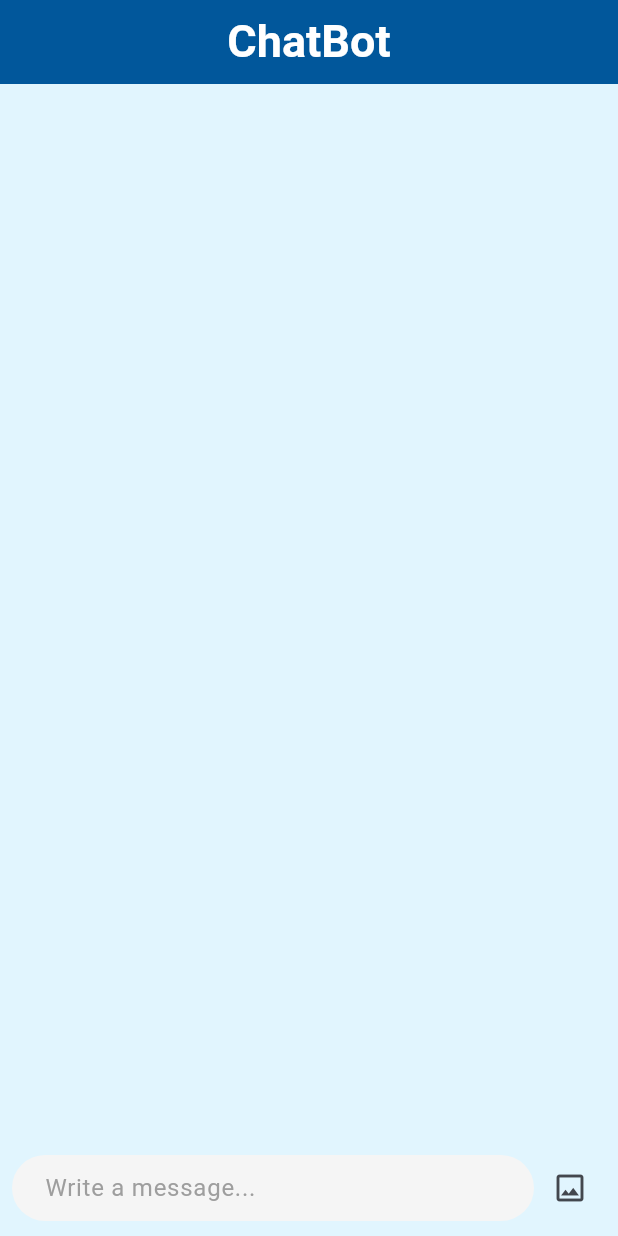
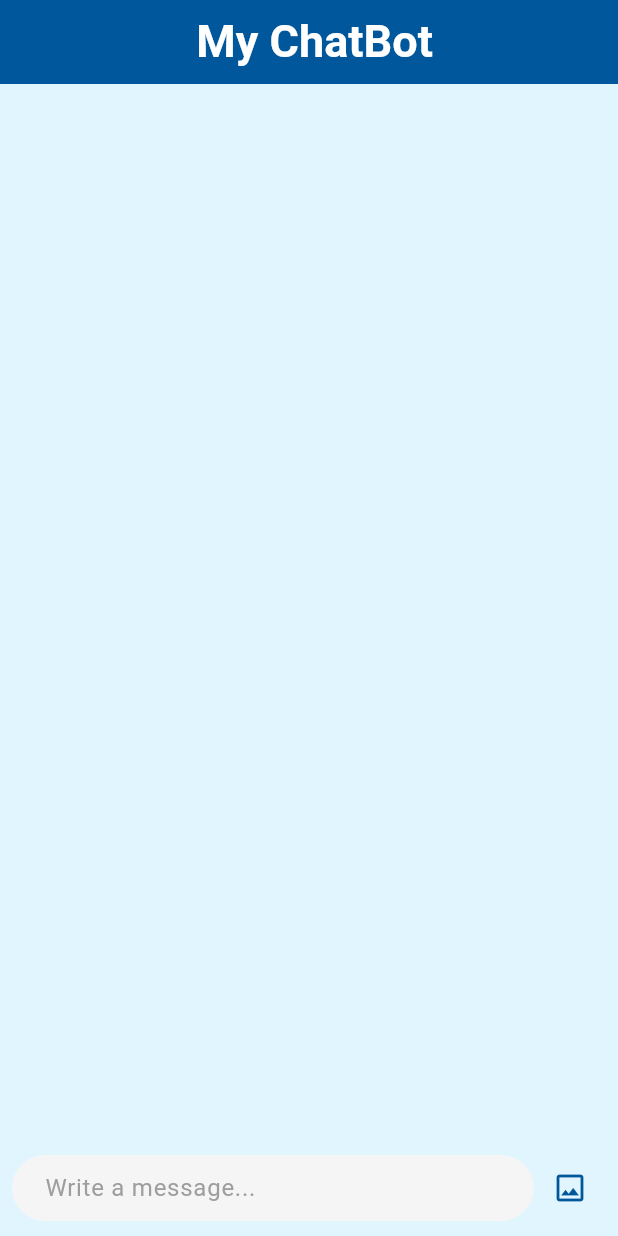
Before and after one commit to upadhyayravi023/Flutter_Tasks_-2025-, a Flutter app: the screen it shows after launch, after a tap on the "image" icon, on a phone screen of 412 x 824 dp. Run offline on Flutter 3.47's test engine with Material 3 defaults, Android fonts, the phone set to English and light mode, and no system bars; drawn by our look-alikes of dash_chat_2; our stand-ins replace flutter_dotenv, flutter_gemini, image_picker.

Commit message:
UI changes

```diff
--- a/chatbot_task2/lib/main.dart
+++ b/chatbot_task2/lib/main.dart
@@ -1,7 +1,5 @@
-
 import 'dart:io';
 import 'dart:typed_data';
-
 import 'package:dash_chat_2/dash_chat_2.dart';
 import 'package:flutter/material.dart';
 import 'package:flutter_dotenv/flutter_dotenv.dart';
@@ -11,8 +9,13 @@ import 'package:image_picker/image_picker.dart';
 
 void main() async {
   WidgetsFlutterBinding.ensureInitialized();
+  try{
+    await dotenv.load(fileName: ".env");
+  }catch(e){
+    print("FATAL: Error loading .env file: $e");
+    return;
+  }
 
-  await dotenv.load(fileName: ".env");
   final String apiKey = dotenv.env['API_KEY']!;
   Gemini.init(apiKey: apiKey);
 
@@ -37,15 +40,17 @@ class homePage extends StatefulWidget {
   State<homePage> createState() => _homePageState();
 }
 class _homePageState extends State<homePage>{
+  List<Content> chatHistory=[];
   final Gemini gemini = Gemini.instance;
-  ChatUser currentUser = ChatUser(id: "1", firstName: "You" );
+  ChatUser currentUser = ChatUser(id: "1", firstName: "You" ,profileImage:"assets/images/user.avif" );
   ChatUser bot = ChatUser(id: "2", firstName: "Gemini", profileImage: "assets/images/gemini.avif" );
   List<ChatMessage> messages= [];
   Widget build(BuildContext context){
     return Scaffold(
+
       backgroundColor: Colors.lightBlue[50],
       appBar: AppBar(
-        title: Text("ChatBot", style: TextStyle(color: Colors.white,fontWeight: FontWeight.bold,fontSize: 30)),
+        title: Text(" My ChatBot", style: TextStyle(color: Colors.white,fontWeight: FontWeight.bold,fontSize: 30)),
         backgroundColor: Colors.lightBlue[900],
         centerTitle: true,
       ),
@@ -56,7 +61,7 @@ class _homePageState extends State<homePage>{
     return DashChat(
       inputOptions: InputOptions(trailing: [IconButton(
           onPressed: sendImage,
-          icon: Icon(Icons.image_outlined)
+          icon: Icon(Icons.image_outlined, color: Colors.lightBlue[900],)
         )]),
         currentUser: currentUser,
         onSend: sendMessage,
@@ -66,6 +71,15 @@ class _homePageState extends State<homePage>{
         currentUserTextColor: Colors.black,
         containerColor: Colors.black26,
         textColor: Colors.black,
+        borderRadius: 23,
+        showCurrentUserAvatar: true,
+        showTime: true,
+       currentUserTimeTextColor: Colors.black54,
+       timeTextColor: Colors.black54,
+       showOtherUsersAvatar: true,
+        messagePadding: EdgeInsets.only(left: 10, top:15, right: 10,bottom: 10)
+
+
       ),
     );
   }
@@ -79,15 +93,19 @@ class _homePageState extends State<homePage>{
       if(chatMessage.medias?.isNotEmpty ?? false){
         final imageFile = File(chatMessage.medias!.first.url);
         final Uint8List imageBytes = imageFile.readAsBytesSync();
-        gemini.promptStream(parts: [Part.uint8List(imageBytes)]).listen((event) {
-        handleEvent(event);
+        chatHistory.add(Content(role: 'user' , parts:[Part.uint8List(imageBytes)] ));
+        gemini.streamChat( chatHistory).listen((event){
+          handleEvent(event);
         });
+
       }
       else {
         String question = chatMessage.text;
-        gemini.promptStream(parts: [Part.text(question)]).listen((event) {
+        chatHistory.add(Content(role: 'user',parts:[Part.text(question)] ));
+        gemini.streamChat(chatHistory).listen((event){
           handleEvent(event);
         });
+
       }
     } catch (e) {
       ScaffoldMessenger.of(context).showSnackBar(SnackBar(content: Text("Something went wrong")));
@@ -106,30 +124,26 @@ class _homePageState extends State<homePage>{
 
    void handleEvent(event){
      ChatMessage? lastMessage = messages.firstOrNull;
+     String response = event?.content?.parts
+         ?.whereType<TextPart>()
+         .map((part) => part.text.trim() + " ")
+         .join(" ") ?? "";
      if (lastMessage != null && lastMessage.user == bot) {
        lastMessage = messages.removeAt(0);
-       String response = event?.content?.parts
-           ?.whereType<TextPart>()
-           .map((part) => part.text.trim() + " ")
-           .join(" ") ?? "";
-
        lastMessage.text += response;
        setState(() {
          messages = [lastMessage!, ...messages];
        });
      }
      else {
-       String response = event?.content?.parts
-           ?.whereType<TextPart>()
-           .map((part) => part.text.trim() + " ")
-           .join(" ") ?? "";
-
        ChatMessage newMessage = ChatMessage(
            user: bot, createdAt: DateTime.now(), text: response);
        setState(() {
          messages = [newMessage, ...messages];
        });
      }
+
+     chatHistory.add(Content(role: 'model',parts: [Part.text(response)]));
    }
 
 }
--- a/chatbot_task2/pubspec.yaml
+++ b/chatbot_task2/pubspec.yaml
@@ -66,6 +66,7 @@ flutter:
   assets:
     - .env
     - assets/images/gemini.avif
+    - assets/images/user.avif
 
 
   # An image asset can refer to one or more resolution-specific "variants", see
```
Also changed, not shown: chatbot_task2/assets/images/gemini.png (deleted), 1 other file.
